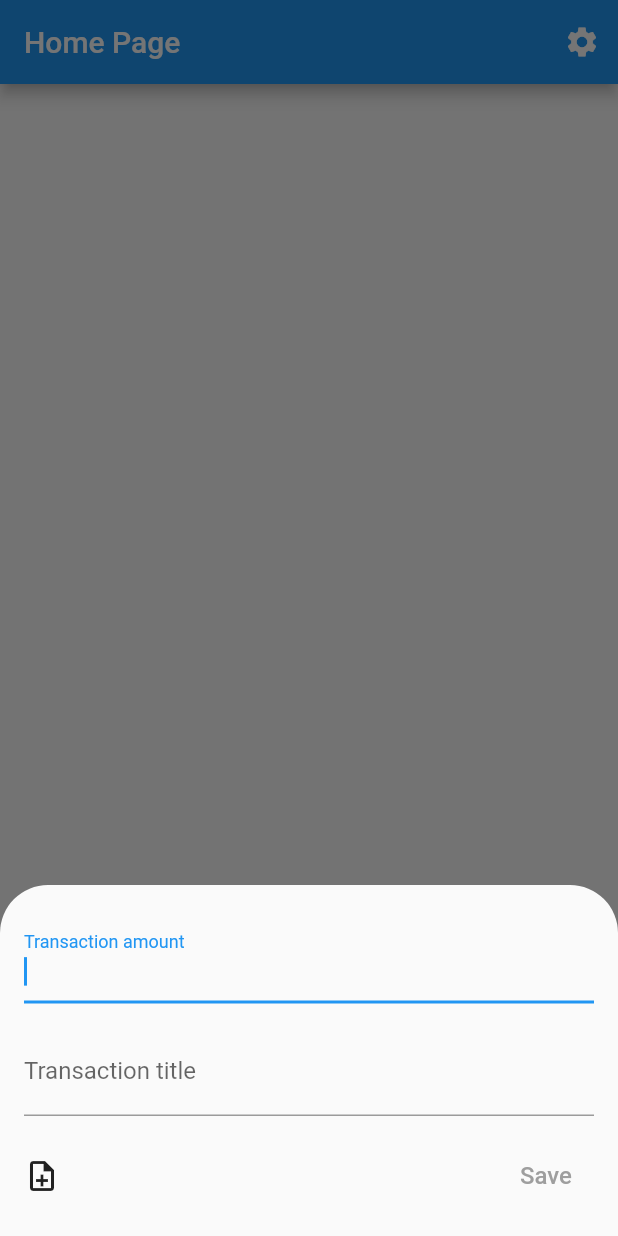
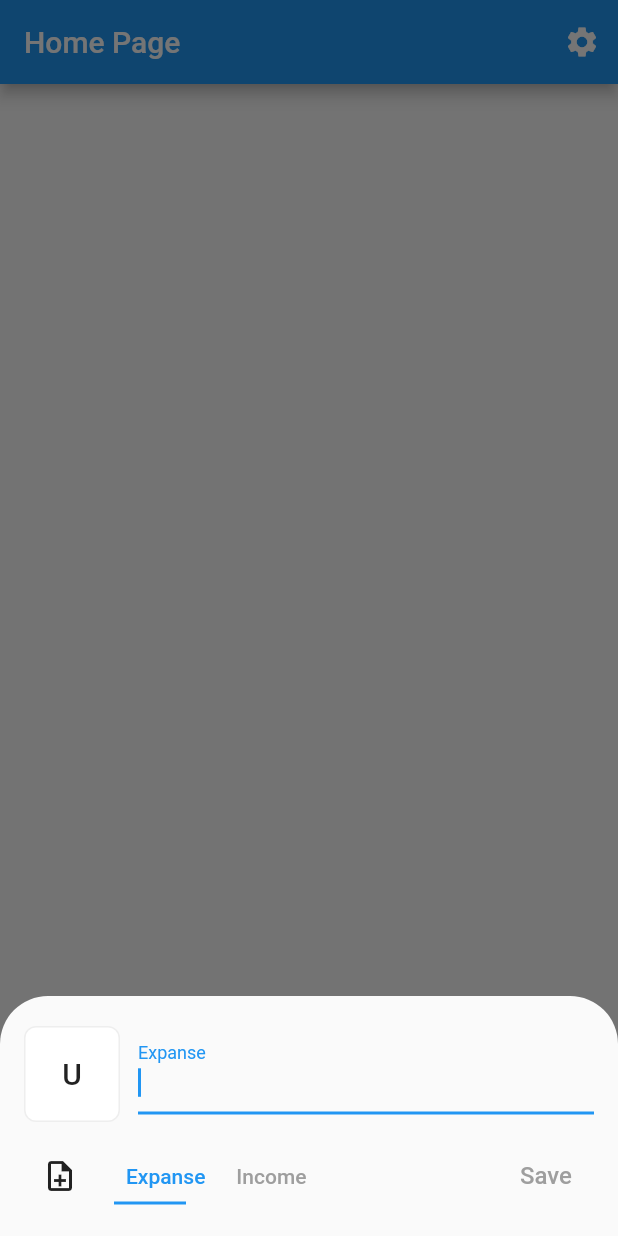
Before and after one commit to hasansujon786/walleti-flutter-app, a Flutter app: the screen it shows after launch, after a tap on the "add" icon, on a phone screen of 412 x 824 dp. Run offline on Flutter 3.47's test engine with Material 2 defaults, Android fonts, the phone set to English and light mode, and no system bars; our stand-ins replace flutter_riverpod, shared_preferences.

Commit message:
feat: add TransactionCategoryList

```diff
--- a/lib/features/transactions/domain/entities/transaction.dart
+++ b/lib/features/transactions/domain/entities/transaction.dart
@@ -1,20 +1,41 @@
 class Transaction {
   Transaction({
-    required this.title,
     required this.amount,
     required this.type,
+    this.category,
+    this.note,
   });
 
-  String title;
   double amount;
   TransactionType type;
+  String? category;
+  String? note;
 
-  Transaction copyWith({String? title, double? amount}) {
+  Transaction copyWith({
+    double? amount,
+    String? category,
+    TransactionType? type,
+    String? note,
+  }) {
     return Transaction(
-      title: title ?? this.title,
       amount: amount ?? this.amount,
-      type: type,
+      type: type ?? this.type,
+      category: category ?? this.category,
+      note: note ?? this.note,
     );
+  }
+
+  @override
+  String toString() {
+    return 'amount $amount, type $type, category $category, note $note';
+  }
+
+  static bool isExpanseType(TransactionType cType) {
+    return cType == TransactionType.expance;
+  }
+
+  static bool isIncomeType(TransactionType cType) {
+    return cType == TransactionType.income;
   }
 }
 
--- /dev/null
+++ b/lib/features/transactions/presentation/widgets/transaction_category_tile.dart
@@ -0,0 +1,36 @@
+import 'package:flutter/material.dart';
+
+class TransactionCategoryTile extends StatelessWidget {
+  const TransactionCategoryTile({
+    super.key,
+    this.onSelect,
+    required this.category,
+  });
+
+  final String category;
+  final void Function(String)? onSelect;
+
+  void emmitOnSelect() {
+    onSelect?.call(category);
+  }
+
+  @override
+  Widget build(BuildContext context) {
+    return InkWell(
+      onTap: emmitOnSelect,
+      borderRadius: BorderRadius.circular(8.0),
+      child: Ink(
+        height: 64,
+        width: 64,
+        decoration: BoxDecoration(
+          color: Colors.white,
+          border: Border.all(width: 1, color: Colors.grey.shade200),
+          borderRadius: BorderRadius.circular(8.0),
+        ),
+        child: Center(
+          child: Text(category, style: Theme.of(context).textTheme.titleLarge),
+        ),
+      ),
+    );
+  }
+}
--- a/lib/features/transactions/presentation/widgets/transaction_form.dart
+++ b/lib/features/transactions/presentation/widgets/transaction_form.dart
@@ -3,6 +3,9 @@ import 'package:flutter_riverpod/flutter_riverpod.dart';
 
 import '../../domain/entities/transaction.dart';
 import '../providers/template_provider.dart';
+import 'transaction_category_list.dart';
+import 'transaction_category_tile.dart';
+import 'transaction_type_switch.dart';
 
 showTransactionForm(BuildContext context) {
   showModalBottomSheet<void>(
@@ -23,26 +26,28 @@ class TransactionForm extends StatefulWidget {
 }
 
 class _TransactionFormState extends State<TransactionForm> {
-  var _isButtonDisablled = true;
+  var _isSaveBtnDisablled = true;
+  var _isNoteInputVisibled = false;
+  var _isCategoryListVisibled = false;
+
+  // transaction input value
   late TextEditingController _amountController;
-  late TextEditingController _titleController;
+  late TextEditingController _noteController;
+  var _choosenTransactinType = TransactionType.expance;
+  String? _choosenCategory;
 
   @override
   void initState() {
     super.initState();
     _amountController = TextEditingController();
-    _titleController = TextEditingController();
+    _noteController = TextEditingController();
 
     // disabllel btn if feild is empty
     _amountController.addListener(() {
-      if (_isButtonDisablled && _amountController.text.isNotEmpty) {
-        setState(() {
-          _isButtonDisablled = false;
-        });
-      } else if (!_isButtonDisablled && _amountController.text.isEmpty) {
-        setState(() {
-          _isButtonDisablled = true;
-        });
+      if (_isSaveBtnDisablled && _amountController.text.isNotEmpty) {
+        setState(() => _isSaveBtnDisablled = false);
+      } else if (!_isSaveBtnDisablled && _amountController.text.isEmpty) {
+        setState(() => _isSaveBtnDisablled = true);
       }
     });
   }
@@ -50,41 +55,56 @@ class _TransactionFormState extends State<TransactionForm> {
   @override
   void dispose() {
     _amountController.dispose();
-    _titleController.dispose();
+    _noteController.dispose();
     super.dispose();
   }
 
-  void _handleOnCreate(BuildContext context, WidgetRef ref) {
+  void _handleOnSave(BuildContext context, WidgetRef ref) {
     final tnx = Transaction(
-      title: _titleController.text,
       amount: double.tryParse(_amountController.text) ?? 0,
-      type: TransactionType.income,
+      type: _choosenTransactinType,
+      category: _choosenCategory,
+      note: _isNoteInputVisibled && _noteController.text.isNotEmpty ? _noteController.text : null,
     );
     ref.read(transactionsProvider.notifier).create(tnx);
     Navigator.pop(context);
   }
 
+  void _handleOnCategorySelect(value) {
+    setState(() {
+      _choosenCategory = value;
+      _isCategoryListVisibled = false;
+    });
+  }
+
   @override
   Widget build(BuildContext context) {
+    if (_isCategoryListVisibled) {
+      return TransactionCategoryList(onSelect: _handleOnCategorySelect);
+    }
+
     return SingleChildScrollView(
       child: Padding(
         padding: EdgeInsets.fromLTRB(16, 20, 16, MediaQuery.of(context).viewInsets.bottom), // content padding
         child: Column(
           crossAxisAlignment: CrossAxisAlignment.stretch,
           children: [
-            _createInputAmount(),
-            const SizedBox(height: 16),
-            _createInputTitle(),
-            const SizedBox(height: 16),
             Row(
-              mainAxisAlignment: MainAxisAlignment.spaceBetween,
+              crossAxisAlignment: CrossAxisAlignment.start,
               children: [
-                const Icon(Icons.note_add_outlined),
-                const Spacer(),
-                _buildCreateBtn(),
-                // _buildCreateBtn(),
+                TransactionCategoryTile(
+                  category: _choosenCategory ?? 'U',
+                  onSelect: (_) {
+                    setState(() => _isCategoryListVisibled = true);
+                  },
+                ),
+                const SizedBox(width: 12),
+                _buildInputAmount(),
               ],
             ),
+            if (_isNoteInputVisibled) _buildNoteInput(),
+            const SizedBox(height: 12),
+            _buildToolBar(),
             const SizedBox(height: 16),
           ],
         ),
@@ -92,38 +112,69 @@ class _TransactionFormState extends State<TransactionForm> {
     );
   }
 
-  TextField _createInputTitle() {
-    return TextField(
-      controller: _titleController,
-      decoration: const InputDecoration(
-        // border: OutlineInputBorder(),
-        labelText: 'Transaction title',
+  Row _buildToolBar() {
+    return Row(
+      mainAxisAlignment: MainAxisAlignment.spaceBetween,
+      children: [
+        IconButton(
+          onPressed: () {
+            setState(() => _isNoteInputVisibled = !_isNoteInputVisibled);
+          },
+          icon: const Icon(Icons.note_add_outlined),
+        ),
+        const SizedBox(width: 12),
+        TransactionTypeSwitch(
+          selectedType: _choosenTransactinType,
+          onValueChange: (value) {
+            setState(() => _choosenTransactinType = value);
+          },
+        ),
+        const Spacer(),
+        _buildSaveBtn(),
+        // _buildCreateBtn(),
+      ],
+    );
+  }
+
+  Widget _buildNoteInput() {
+    return Padding(
+      padding: const EdgeInsets.only(top: 12),
+      child: TextField(
+        controller: _noteController,
+        decoration: const InputDecoration(
+          labelText: 'Note',
+        ),
       ),
     );
   }
 
-  TextField _createInputAmount() {
-    return TextField(
-      autofocus: true,
-      controller: _amountController,
-      decoration: const InputDecoration(
-        // border: OutlineInputBorder(),
-        labelText: 'Transaction amount',
+  Widget _buildInputAmount() {
+    return Expanded(
+      child: Padding(
+        padding: const EdgeInsets.only(bottom: 4),
+        child: TextField(
+          autofocus: true,
+          controller: _amountController,
+          keyboardType: TextInputType.number,
+          decoration: InputDecoration(
+            labelText: Transaction.isExpanseType(_choosenTransactinType) ? 'Expanse' : 'Income',
+          ),
+        ),
       ),
     );
   }
 
-  Consumer _buildCreateBtn() {
+  Consumer _buildSaveBtn() {
     final theme = Theme.of(context);
     return Consumer(
       builder: (context, ref, child) {
         return TextButton(
-          onPressed: _isButtonDisablled ? null : () => _handleOnCreate(context, ref),
+          onPressed: _isSaveBtnDisablled ? null : () => _handleOnSave(context, ref),
           child: Text(
             'Save',
             style: TextStyle(
               fontSize: 16,
-              color: _isButtonDisablled ? Colors.grey.shade500 : theme.primaryColor,
+              color: _isSaveBtnDisablled ? Colors.grey.shade500 : theme.primaryColor,
             ),
           ),
         );
--- a/lib/features/transactions/presentation/widgets/transaction_list_item.dart
+++ b/lib/features/transactions/presentation/widgets/transaction_list_item.dart
@@ -10,7 +10,7 @@ class TransactionListItem extends StatelessWidget {
   @override
   Widget build(BuildContext context) {
     return ListTile(
-      title: Text(tnx.title),
+      title: Text(tnx.category ?? 'Unknown'),
       trailing: Text('${tnx.type == TransactionType.income ? '+' : '-'} ${tnx.amount}'),
       shape: RoundedRectangleBorder(
         borderRadius: BorderRadius.circular(8.0),
--- /dev/null
+++ b/lib/features/transactions/presentation/widgets/transaction_type_switch.dart
@@ -0,0 +1,61 @@
+import 'package:flutter/material.dart';
+import 'package:walleti/features/transactions/domain/entities/transaction.dart';
+
+class TransactionTypeSwitch extends StatelessWidget {
+  const TransactionTypeSwitch({
+    super.key,
+    this.selectedType = TransactionType.expance,
+    this.onValueChange,
+  });
+
+  final TransactionType selectedType;
+  final void Function(TransactionType)? onValueChange;
+
+  void emmitIncome() {
+    onValueChange?.call(TransactionType.income);
+  }
+
+  void emmitExpanse() {
+    onValueChange?.call(TransactionType.expance);
+  }
+
+  @override
+  Widget build(BuildContext context) {
+    final isExpanseType = Transaction.isExpanseType(selectedType);
+    final primaryColor = Theme.of(context).primaryColor;
+    final disableColor = Colors.grey.shade500;
+    return Stack(
+      clipBehavior: Clip.none,
+      children: [
+        Positioned(
+          right: selectedType == TransactionType.expance ? null : 0,
+          bottom: 5,
+          child: Container(
+            width: 48,
+            height: 2,
+            color: primaryColor,
+          ),
+        ),
+        Row(
+          children: [
+            TextButton(
+              onPressed: !isExpanseType ? emmitExpanse : null,
+              child: Text(
+                'Expanse',
+                style: TextStyle(color: isExpanseType ? primaryColor : disableColor),
+              ),
+            ),
+            const SizedBox(width: 4),
+            TextButton(
+              onPressed: isExpanseType ? emmitIncome : null,
+              child: Text(
+                'Income',
+                style: TextStyle(color: !isExpanseType ? primaryColor : disableColor),
+              ),
+            ),
+          ],
+        ),
+      ],
+    );
+  }
+}
```
Also changed, not shown: lib/features/transactions/presentation/widgets/transaction_category_list.dart (added, +41 -0 lines).
